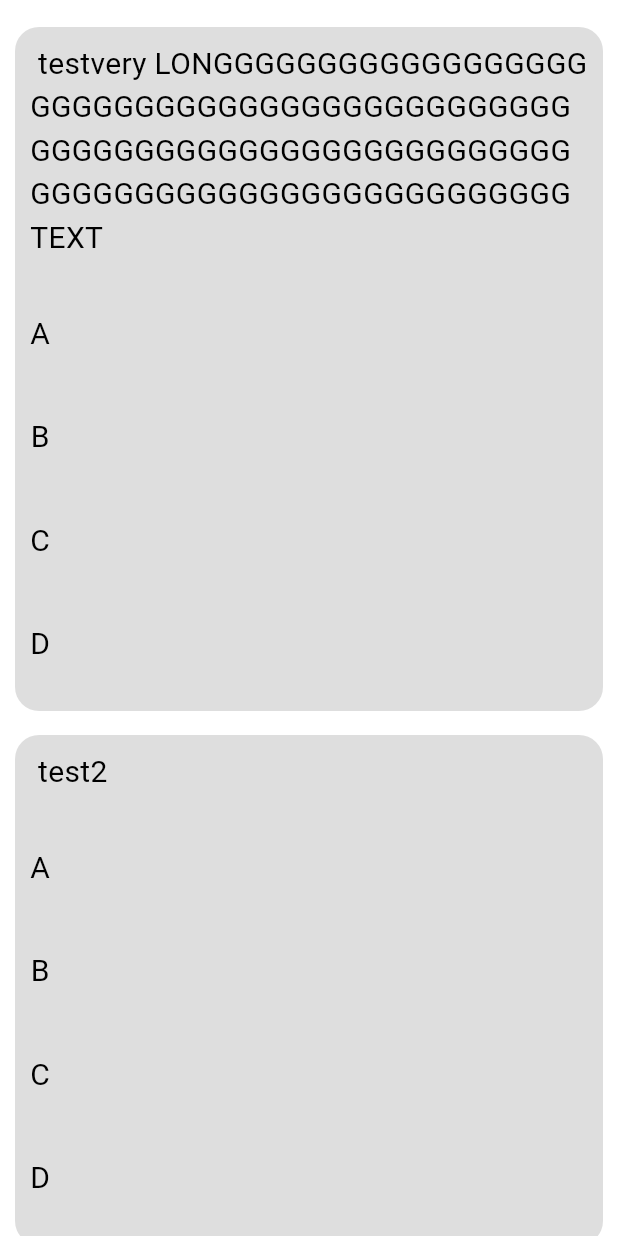
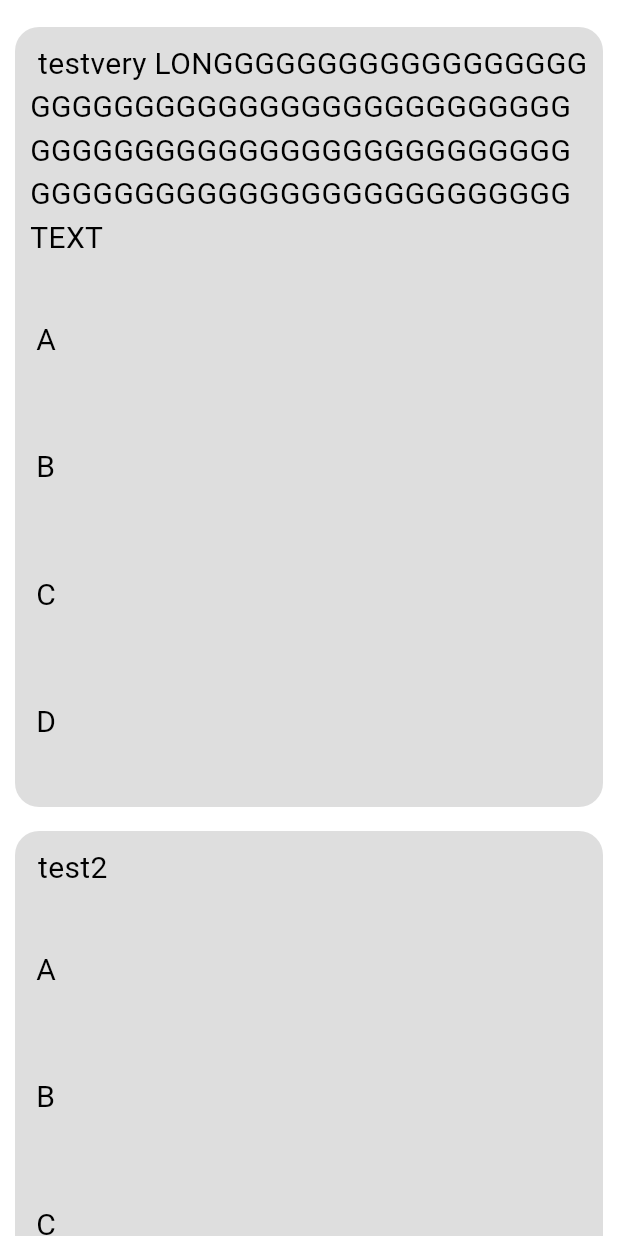
Before and after one commit to SILVERGOLDZ/UTS_LAB_PEMMOB, a Flutter app: the QuizPage screen opened by its route, on a phone screen of 412 x 824 dp. Run offline on Flutter 3.47's test engine with Material 3 defaults, Android fonts, the phone set to English and light mode, and no system bars; our stand-ins replace go_router.

Commit message:
feat<quiz>: Create responsive quiz option + Score Calculation (#5)
Added:
1. A,B,C,D option now has highlights
2. quiz_list now able to determine correct answer
3. Score calculation function added

```diff
--- a/lib/config/routes.dart
+++ b/lib/config/routes.dart
@@ -45,7 +45,10 @@ GoRouter createRouter() {
               GoRoute(
                 path: AppRoutes.score,
                 name: 'score',
-                builder: (context, state) => const ScorePage(),
+                builder: (context, state) {
+                  final scoreData = state.extra as Map<String, int>?;
+                  return ScorePage(scoreData: scoreData);
+                },
               ),
             ],
           ),
--- a/lib/data/dummy.dart
+++ b/lib/data/dummy.dart
@@ -4,19 +4,23 @@ class DummyData{
   static final List<QuizList> pertanyaan = [
     const QuizList(
         soal: '\ttestvery LONGGGGGGGGGGGGGGGGGGGGGGGGGGGGGGGGGGGGGGGGGGGGGGGGGGGGGGGGGGGGGGGGGGGGGGGGGGGGGGGGGGGGGGGGGGGGGGGG TEXT',
-        opsi: ["A", "B", "C", "D"]
+        opsi: ["A", "B", "C", "D"],
+      correctAnswerIndex: 2,
     ),
     const QuizList(
         soal: '\ttest2',
-        opsi: ["A", "B", "C", "D"]
+        opsi: ["A", "B", "C", "D"],
+      correctAnswerIndex: 2,
     ),
     const QuizList(
         soal: '\ttest3',
-        opsi: ["A", "B", "C", "D"]
+        opsi: ["A", "B", "C", "D"],
+      correctAnswerIndex: 2,
     ),
     const QuizList(
         soal: '\ttes4',
-        opsi: ["A", "B", "C", "D"]
+        opsi: ["A", "B", "C", "D"],
+      correctAnswerIndex: 2,
     ),
   ];
 }
--- a/lib/model/quiz_list.dart
+++ b/lib/model/quiz_list.dart
@@ -1,9 +1,12 @@
 class QuizList{
   final String soal;
   final List<String> opsi;
+  final int correctAnswerIndex;
+
 
   const QuizList({
     required this.soal,
     required this.opsi,
+    required this.correctAnswerIndex,
   });
 }
--- a/lib/provider/user_provider.dart
+++ b/lib/provider/user_provider.dart
@@ -1,5 +1,4 @@
 import 'package:flutter/material.dart';
-import 'package:provider/provider.dart';
 
 class UserStateProvider extends ChangeNotifier {
   String _name = '';
--- a/lib/screens/home_page.dart
+++ b/lib/screens/home_page.dart
@@ -1,7 +1,6 @@
 import 'package:anime_verse/provider/user_provider.dart';
 import 'package:flutter/material.dart';
 import 'package:provider/provider.dart';
-import '/config/routes.dart';
 import 'package:go_router/go_router.dart';
 
 class HomePage extends StatelessWidget{
@@ -33,6 +32,5 @@ class HomePage extends StatelessWidget{
         ),
       ),
     );
-    throw UnimplementedError();
   }
 }
--- a/lib/screens/quiz_page.dart
+++ b/lib/screens/quiz_page.dart
@@ -3,16 +3,26 @@ import 'package:flutter/material.dart';
 import 'package:go_router/go_router.dart';
 import '../widgets/quiz_card_widget.dart';
 import '/data/dummy.dart';
-import '/model/quiz_list.dart';
-import '/config/routes.dart';
 
-class QuizPage extends StatefulWidget{
+class QuizPage extends StatefulWidget {
   @override
   State<StatefulWidget> createState() => _QuizPageState();
 }
 
-class _QuizPageState extends State<QuizPage>{
+class _QuizPageState extends State<QuizPage> {
+  // Store selected answers for each question (using question index as key)
+  Map<int, int> selectedAnswers = {};
 
+  int calculateScore() {
+    int score = 0;
+    for (int i = 0; i < DummyData.pertanyaan.length; i++) {
+      // Compare selected answer with correct answer
+      if (selectedAnswers[i] == DummyData.pertanyaan[i].correctAnswerIndex) {
+        score++;
+      }
+    }
+    return score;
+  }
 
   @override
   Widget build(BuildContext context) {
@@ -21,14 +31,40 @@ class _QuizPageState extends State<QuizPage>{
         child: ListView(
           padding: const EdgeInsets.all(10),
           children: [
-            for (var pertanyaans in DummyData.pertanyaan)
+            for (var i = 0; i < DummyData.pertanyaan.length; i++)
               CardWidget(
-                  question: pertanyaans.soal,
-                  answer: pertanyaans.opsi,
+                question: DummyData.pertanyaan[i].soal,
+                answer: DummyData.pertanyaan[i].opsi,
+                selectedIndex: selectedAnswers[i],
+                onAnswerSelected: (answerIndex) {
+                  setState(() {
+                    selectedAnswers[i] = answerIndex;
+                  });
+                },
               ),
             ElevatedButton(
-                onPressed: () => context.goNamed("score"),
-                child: Text("Submit"),
+              onPressed: () {
+                if (selectedAnswers.length == DummyData.pertanyaan.length) {
+                  int score = calculateScore();
+                  int totalQuestions = DummyData.pertanyaan.length;
+
+                  // Pass score to the score page
+                  context.goNamed(
+                    "score",
+                    extra: {
+                      'score': score,
+                      'total': totalQuestions,
+                    },
+                  );
+                } else {
+                  ScaffoldMessenger.of(context).showSnackBar(
+                    SnackBar(
+                      content: Text('Please answer all questions'),
+                    ),
+                  );
+                }
+              },
+              child: Text("Submit"),
             ),
           ],
         ),
--- a/lib/widgets/quiz_card_widget.dart
+++ b/lib/widgets/quiz_card_widget.dart
@@ -1,17 +1,17 @@
-
-
 import 'package:flutter/material.dart';
 
-import '../model/quiz_list.dart';
-
-class CardWidget extends StatelessWidget{
+class CardWidget extends StatelessWidget {
   final String question;
   final List<String> answer;
+  final int? selectedIndex;
+  final Function(int) onAnswerSelected;
 
   const CardWidget({
     super.key,
     required this.question,
     required this.answer,
+    required this.selectedIndex,
+    required this.onAnswerSelected,
   });
 
   @override
@@ -29,20 +29,28 @@ class CardWidget extends StatelessWidget{
           children: [
             Text(
               question,
-              style: TextStyle(
-                fontSize: 20
-              ),
+              style: TextStyle(fontSize: 20),
             ),
             const SizedBox(height: 15),
             Column(
               children: [
-                for (var opsi in answer)
-                  Padding(
-                    padding: const EdgeInsets.symmetric(vertical: 20), // space top & bottom
-                    child: Text(
-                      opsi,
-                      style: TextStyle(
-                        fontSize: 20
+                for (var i = 0; i < answer.length; i++)
+                  GestureDetector(
+                    onTap: () {
+                      onAnswerSelected(i);
+                    },
+                    child: Container(
+                      width: double.infinity,
+                      margin: const EdgeInsets.only(bottom: 8),
+                      child: Card.filled(
+                        color: selectedIndex == i ? Colors.white : Color(0xFFdedede),
+                        child: Padding(
+                          padding: const EdgeInsets.symmetric(vertical: 20),
+                          child: Text(
+                            answer[i],
+                            style: TextStyle(fontSize: 20),
+                          ),
+                        ),
                       ),
                     ),
                   ),
@@ -53,5 +61,4 @@ class CardWidget extends StatelessWidget{
       ),
     );
   }
-
 }
```
Also changed, not shown: lib/screens/score_page.dart (+7 -10 lines).
